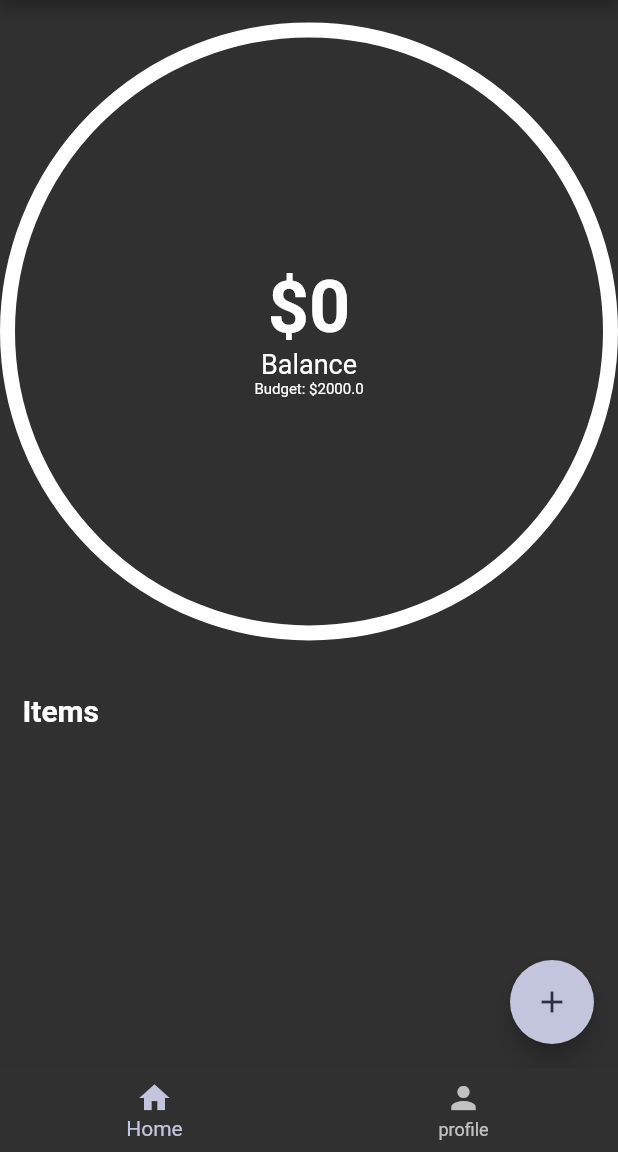
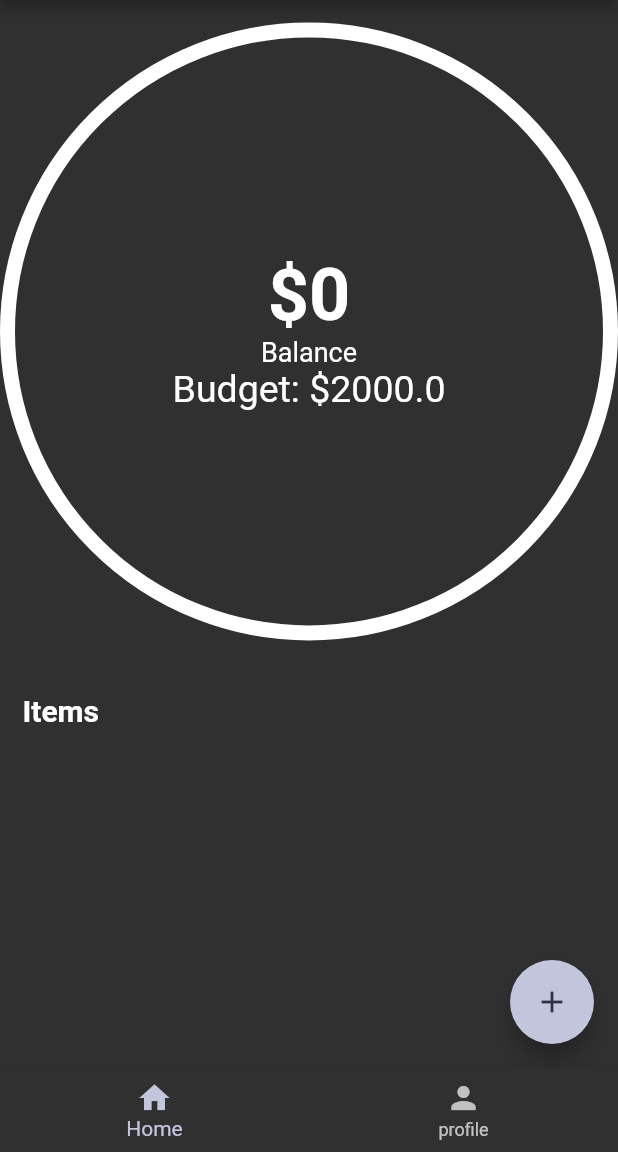
Before and after one commit to CyberCadence/moneytr, a Flutter app: the screen it shows after launch, on a phone screen of 412 x 824 dp, the part 84-1236 px from its top. Run offline on Flutter 3.47's test engine with Material 2 defaults, Android fonts, the light colour scheme and no system bars; drawn by our look-alikes of percent_indicator; our stand-ins replace shared_preferences.

Commit message:
2nd day
size changed

```diff
--- a/lib/main.dart
+++ b/lib/main.dart
@@ -1,9 +1,8 @@
 import 'package:flutter/material.dart';
 import 'package:moneytr/screens/home.dart';
-import 'package:moneytr/screens/homePage.dart';
+
 import 'package:moneytr/services/budgetService.dart';
-import 'package:moneytr/widgets/tracnsactionCard.dart';
-import 'package:moneytr/widgets/transactionItem.dart';
+
 import 'package:provider/provider.dart';
 import 'package:moneytr/services/theme_services.dart';
 import 'package:shared_preferences/shared_preferences.dart';
@@ -13,7 +12,6 @@ void main() async {
   final sharedPreference = await SharedPreferences.getInstance();
   return runApp(MyApp(sharedPreferences: sharedPreference,));
 }
-
 class MyApp extends StatelessWidget {
   final SharedPreferences sharedPreferences;
   const MyApp({Key? key, required this.sharedPreferences}) : super(key: key);
--- a/lib/screens/homePage.dart
+++ b/lib/screens/homePage.dart
@@ -65,7 +65,7 @@ class HomePage extends StatelessWidget {
                               ),
                               Text(
                                 "Budget: \$" + value.budget.toString(),
-                                style: const TextStyle(fontSize: 10),
+                                style: const TextStyle(fontSize: 25),
                               ),
                             ],
                           ),
```
